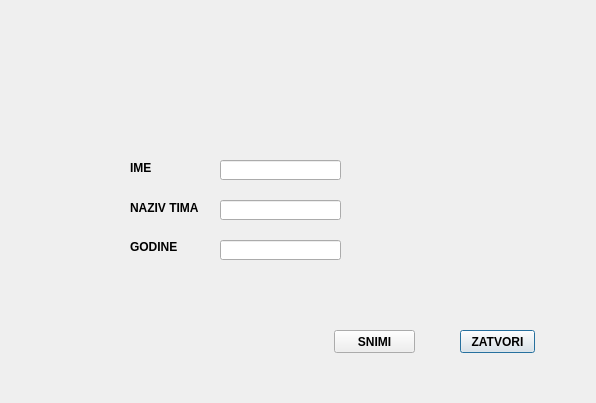
The window that podaci.ui (teamwposeidonscalm/Waterpool-HomeWork) describes before a commit, drawn with Qt 5.
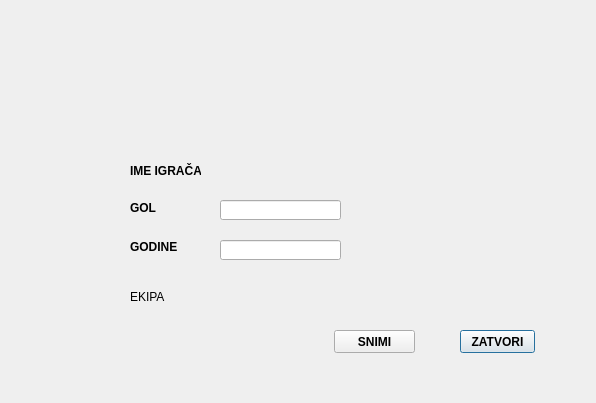
The same window after the commit.

What changed in the file:
```diff
--- a/podaci.ui
+++ b/podaci.ui
@@ -18,8 +18,8 @@
     <rect>
      <x>130</x>
      <y>160</y>
-     <width>47</width>
-     <height>16</height>
+     <width>71</width>
+     <height>21</height>
     </rect>
    </property>
    <property name="font">
@@ -29,7 +29,7 @@
     </font>
    </property>
    <property name="text">
-    <string>IME</string>
+    <string>IME IGRAČA</string>
    </property>
   </widget>
   <widget class="QLabel" name="label_2">
@@ -48,7 +48,7 @@
     </font>
    </property>
    <property name="text">
-    <string>NAZIV TIMA</string>
+    <string>GOL</string>
    </property>
   </widget>
   <widget class="QLabel" name="label_3">
@@ -70,16 +70,6 @@
     <string>GODINE</string>
    </property>
   </widget>
-  <widget class="QLineEdit" name="podaciIme">
-   <property name="geometry">
-    <rect>
-     <x>220</x>
-     <y>160</y>
-     <width>121</width>
-     <height>20</height>
-    </rect>
-   </property>
-  </widget>
   <widget class="QLineEdit" name="lineEdit_2">
    <property name="geometry">
     <rect>
@@ -151,6 +141,45 @@
     <string/>
    </property>
   </widget>
+  <widget class="QLabel" name="namePlayer">
+   <property name="geometry">
+    <rect>
+     <x>220</x>
+     <y>160</y>
+     <width>161</width>
+     <height>21</height>
+    </rect>
+   </property>
+   <property name="text">
+    <string/>
+   </property>
+  </widget>
+  <widget class="QLabel" name="label_4">
+   <property name="geometry">
+    <rect>
+     <x>130</x>
+     <y>290</y>
+     <width>47</width>
+     <height>13</height>
+    </rect>
+   </property>
+   <property name="text">
+    <string>EKIPA</string>
+   </property>
+  </widget>
+  <widget class="QLabel" name="timName">
+   <property name="geometry">
+    <rect>
+     <x>220</x>
+     <y>290</y>
+     <width>47</width>
+     <height>13</height>
+    </rect>
+   </property>
+   <property name="text">
+    <string/>
+   </property>
+  </widget>
  </widget>
  <resources/>
  <connections>
```
